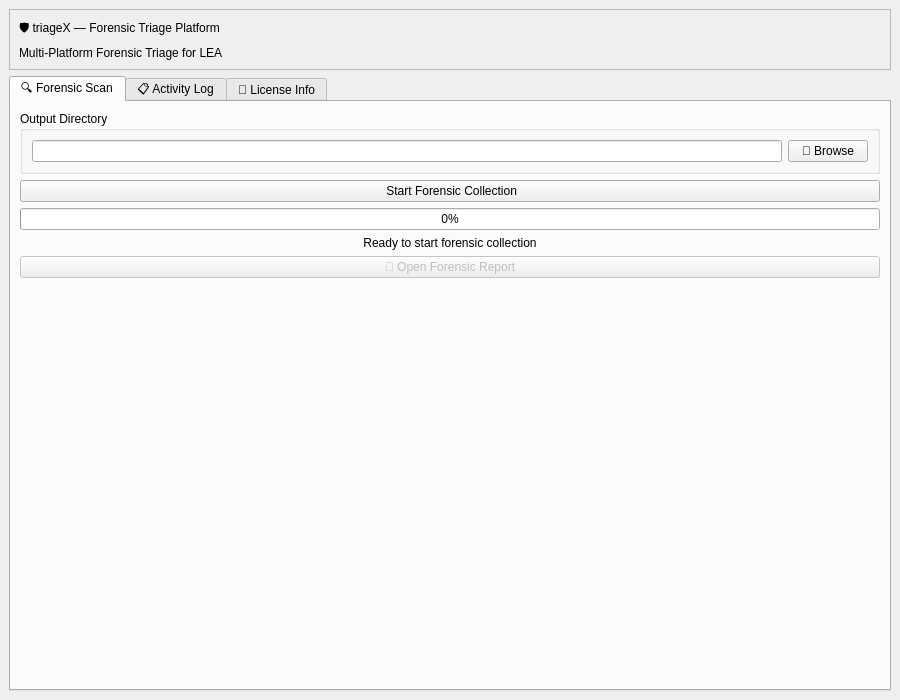
Old version of the form ui/main_window.ui in the repository MaiPriyanshuHoooon/triageX.
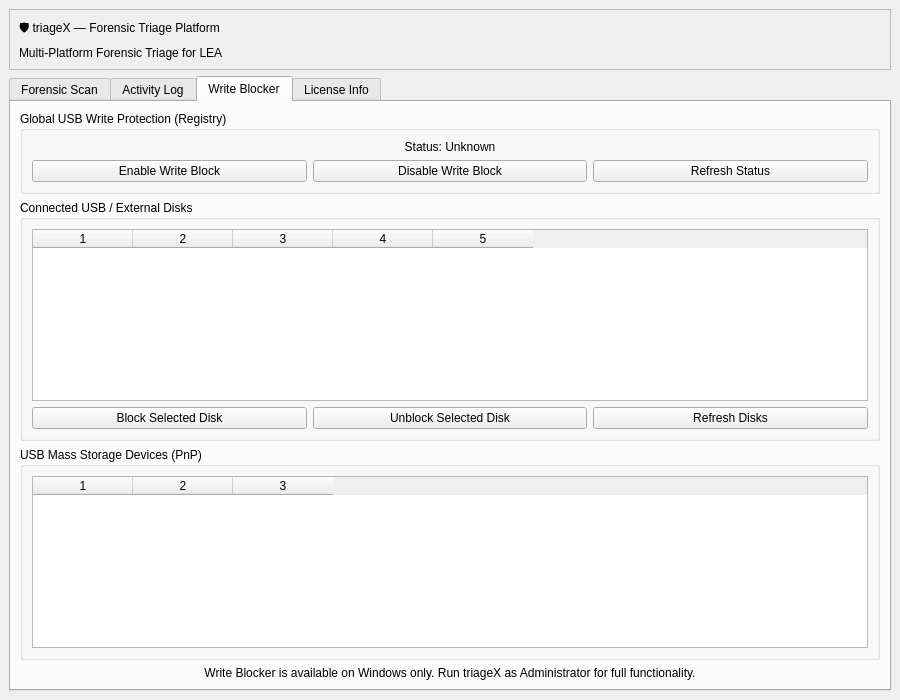
New version of the form. The open tabs and pages were chosen to show the change.

Commit message: feat: Write blocker functionality added in windows

Diff of the .ui file:
```diff
--- a/ui/main_window.ui
+++ b/ui/main_window.ui
@@ -43,9 +43,15 @@
       <property name="currentIndex">
        <number>0</number>
       </property>
+      <property name="usesScrollButtons">
+       <bool>true</bool>
+      </property>
+      <property name="tabsClosable">
+       <bool>false</bool>
+      </property>
       <widget class="QWidget" name="forensicTab">
        <attribute name="title">
-        <string>🔍 Forensic Scan</string>
+        <string>Forensic Scan</string>
        </attribute>
        <layout class="QVBoxLayout" name="verticalLayout_3">
         <item>
@@ -60,7 +66,7 @@
            <item>
             <widget class="QPushButton" name="browseButton">
              <property name="text">
-              <string>📁 Browse</string>
+              <string>Browse</string>
              </property>
             </widget>
            </item>
@@ -70,7 +76,7 @@
         <item>
          <widget class="QPushButton" name="startButton">
           <property name="text">
-           <string> Start Forensic Collection</string>
+           <string>Start Forensic Collection</string>
           </property>
          </widget>
         </item>
@@ -97,7 +103,7 @@
            <bool>false</bool>
           </property>
           <property name="text">
-           <string>📄 Open Forensic Report</string>
+           <string>Open Forensic Report</string>
           </property>
          </widget>
         </item>
@@ -118,7 +124,7 @@
       </widget>
       <widget class="QWidget" name="logTab">
        <attribute name="title">
-        <string>📋 Activity Log</string>
+        <string>Activity Log</string>
        </attribute>
        <layout class="QVBoxLayout" name="verticalLayout_4">
         <item>
@@ -131,7 +137,204 @@
         <item>
          <widget class="QPushButton" name="clearLogButton">
           <property name="text">
-           <string>🗑️ Clear Log</string>
+           <string>Clear Log</string>
+          </property>
+         </widget>
+        </item>
+       </layout>
+      </widget>
+      <widget class="QWidget" name="writeblockerTab">
+       <attribute name="title">
+        <string>Write Blocker</string>
+       </attribute>
+       <layout class="QVBoxLayout" name="wbMainLayout">
+        <item>
+         <widget class="QGroupBox" name="wbStatusGroup">
+          <property name="title">
+           <string>Global USB Write Protection (Registry)</string>
+          </property>
+          <layout class="QVBoxLayout" name="wbStatusLayout">
+           <item>
+            <widget class="QLabel" name="wbStatusLabel">
+             <property name="text">
+              <string>Status: Unknown</string>
+             </property>
+             <property name="alignment">
+              <set>Qt::AlignCenter</set>
+             </property>
+            </widget>
+           </item>
+           <item>
+            <layout class="QHBoxLayout" name="wbRegBtnLayout">
+             <item>
+              <widget class="QPushButton" name="wbEnableButton">
+               <property name="text">
+                <string>Enable Write Block</string>
+               </property>
+              </widget>
+             </item>
+             <item>
+              <widget class="QPushButton" name="wbDisableButton">
+               <property name="text">
+                <string>Disable Write Block</string>
+               </property>
+              </widget>
+             </item>
+             <item>
+              <widget class="QPushButton" name="wbRefreshStatusButton">
+               <property name="text">
+                <string>Refresh Status</string>
+               </property>
+              </widget>
+             </item>
+            </layout>
+           </item>
+          </layout>
+         </widget>
+        </item>
+        <item>
+         <widget class="QGroupBox" name="wbDiskGroup">
+          <property name="title">
+           <string>Connected USB / External Disks</string>
+          </property>
+          <layout class="QVBoxLayout" name="wbDiskLayout">
+           <item>
+            <widget class="QTableWidget" name="wbDiskTable">
+             <property name="columnCount">
+              <number>5</number>
+             </property>
+             <attribute name="horizontalHeaderItem">
+              <column>0</column>
+              <item>
+               <property name="text">
+                <string>Disk #</string>
+               </property>
+              </item>
+             </attribute>
+             <attribute name="horizontalHeaderItem">
+              <column>1</column>
+              <item>
+               <property name="text">
+                <string>Name</string>
+               </property>
+              </item>
+             </attribute>
+             <attribute name="horizontalHeaderItem">
+              <column>2</column>
+              <item>
+               <property name="text">
+                <string>Bus</string>
+               </property>
+              </item>
+             </attribute>
+             <attribute name="horizontalHeaderItem">
+              <column>3</column>
+              <item>
+               <property name="text">
+                <string>Size (GB)</string>
+               </property>
+              </item>
+             </attribute>
+             <attribute name="horizontalHeaderItem">
+              <column>4</column>
+              <item>
+               <property name="text">
+                <string>Write-Blocked</string>
+               </property>
+              </item>
+             </attribute>
+             <property name="selectionBehavior">
+              <enum>QAbstractItemView::SelectRows</enum>
+             </property>
+             <property name="editTriggers">
+              <set>QAbstractItemView::NoEditTriggers</set>
+             </property>
+            </widget>
+           </item>
+           <item>
+            <layout class="QHBoxLayout" name="wbDiskBtnLayout">
+             <item>
+              <widget class="QPushButton" name="wbBlockDiskButton">
+               <property name="text">
+                <string>Block Selected Disk</string>
+               </property>
+              </widget>
+             </item>
+             <item>
+              <widget class="QPushButton" name="wbUnblockDiskButton">
+               <property name="text">
+                <string>Unblock Selected Disk</string>
+               </property>
+              </widget>
+             </item>
+             <item>
+              <widget class="QPushButton" name="wbRefreshDisksButton">
+               <property name="text">
+                <string>Refresh Disks</string>
+               </property>
+              </widget>
+             </item>
+            </layout>
+           </item>
+          </layout>
+         </widget>
+        </item>
+        <item>
+         <widget class="QGroupBox" name="wbPnpGroup">
+          <property name="title">
+           <string>USB Mass Storage Devices (PnP)</string>
+          </property>
+          <layout class="QVBoxLayout" name="wbPnpLayout">
+           <item>
+            <widget class="QTableWidget" name="wbPnpTable">
+             <property name="columnCount">
+              <number>3</number>
+             </property>
+             <attribute name="horizontalHeaderItem">
+              <column>0</column>
+              <item>
+               <property name="text">
+                <string>Friendly Name</string>
+               </property>
+              </item>
+             </attribute>
+             <attribute name="horizontalHeaderItem">
+              <column>1</column>
+              <item>
+               <property name="text">
+                <string>Instance ID</string>
+               </property>
+              </item>
+             </attribute>
+             <attribute name="horizontalHeaderItem">
+              <column>2</column>
+              <item>
+               <property name="text">
+                <string>Status</string>
+               </property>
+              </item>
+             </attribute>
+             <property name="selectionBehavior">
+              <enum>QAbstractItemView::SelectRows</enum>
+             </property>
+             <property name="editTriggers">
+              <set>QAbstractItemView::NoEditTriggers</set>
+             </property>
+            </widget>
+           </item>
+          </layout>
+         </widget>
+        </item>
+        <item>
+         <widget class="QLabel" name="wbLogLabel">
+          <property name="text">
+           <string>Write Blocker is available on Windows only. Run triageX as Administrator for full functionality.</string>
+          </property>
+          <property name="wordWrap">
+           <bool>true</bool>
+          </property>
+          <property name="alignment">
+           <set>Qt::AlignCenter</set>
           </property>
          </widget>
         </item>
@@ -139,7 +342,7 @@
       </widget>
       <widget class="QWidget" name="licenseTab">
        <attribute name="title">
-        <string>🔐 License Info</string>
+        <string>License Info</string>
        </attribute>
        <layout class="QVBoxLayout" name="verticalLayout_5">
         <item>
```
Left out of the diff: 2 changed lines with no effect on the pictures. The commit also changes 2 other files.
